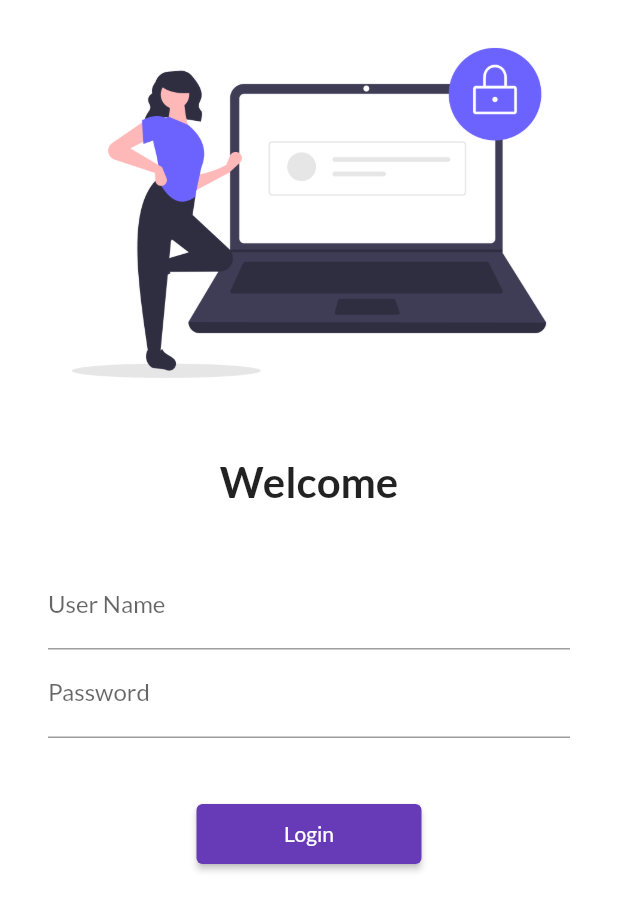
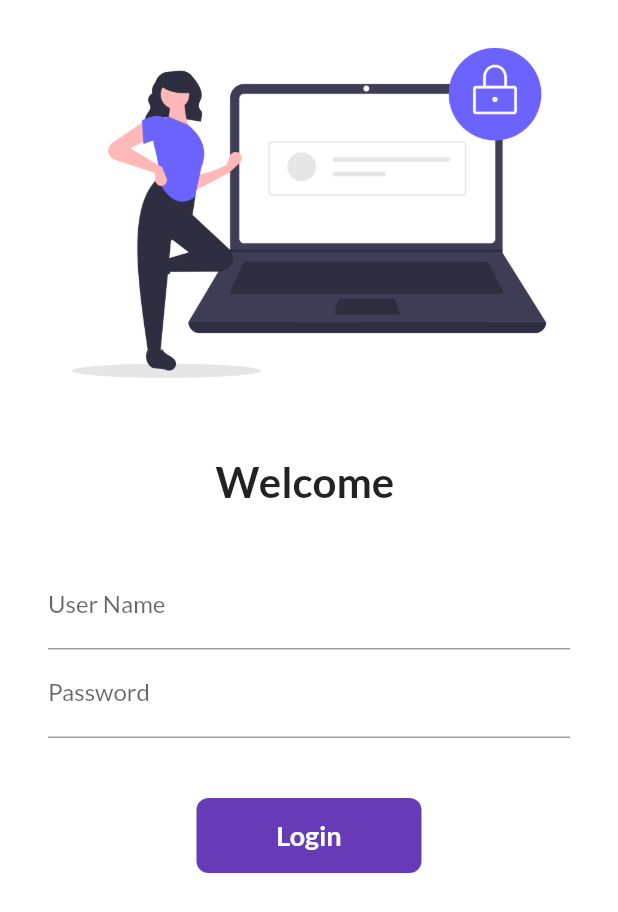
Before and after one commit to AkshayRanaGJ/flutterCatalog, a Flutter app: the screen it shows after launch, on a phone screen of 412 x 824 dp. Shown: the top 912 px of the screen. Run offline on Flutter 3.47's test engine with Material 2 defaults, Android fonts, the phone set to English and light mode, and no system bars; our stand-ins replace google_fonts.

Commit message:
Day06 Completed

```diff
--- a/lib/pages/login_page.dart
+++ b/lib/pages/login_page.dart
@@ -1,7 +1,14 @@
 import 'package:flutter/material.dart';
 import 'package:flutter_catelog/utils/routes.dart';
 
-class LoginPage extends StatelessWidget {
+class LoginPage extends StatefulWidget {
+  @override
+  _LoginPageState createState() => _LoginPageState();
+}
+
+class _LoginPageState extends State<LoginPage> {
+  String name = "";
+  bool changeButton = false;
   @override
   Widget build(BuildContext context) {
     return Material(
@@ -17,7 +24,7 @@ class LoginPage extends StatelessWidget {
               height: 20,
             ),
             Text(
-              "Welcome",
+              "Welcome $name",
               style: TextStyle(fontSize: 28, fontWeight: FontWeight.bold),
             ),
             SizedBox(
@@ -30,6 +37,11 @@ class LoginPage extends StatelessWidget {
                   TextFormField(
                     decoration: InputDecoration(
                         hintText: "Enter username", labelText: "User Name"),
+                    onChanged: (value) {
+                      setState(() {
+                        name = value;
+                      });
+                    },
                   ),
                   TextFormField(
                     decoration: InputDecoration(
@@ -39,13 +51,47 @@ class LoginPage extends StatelessWidget {
                   SizedBox(
                     height: 40,
                   ),
-                  ElevatedButton(
-                    onPressed: () {
+                  InkWell(
+                    onTap: () async {
+                      setState(() {
+                        changeButton = true;
+                      });
+                      await Future.delayed(Duration(seconds: 1));
                       Navigator.pushNamed(context, MyRoutes.homeRoute);
                     },
-                    child: Text("Login"),
-                    style: TextButton.styleFrom(minimumSize: Size(150, 40)),
-                  ),
+                    child: AnimatedContainer(
+                      duration: Duration(seconds: 1),
+                      child: changeButton
+                          ? Icon(
+                              Icons.done,
+                              color: Colors.white,
+                            )
+                          : Text(
+                              "Login",
+                              style: TextStyle(
+                                  color: Colors.white,
+                                  fontSize: 18,
+                                  fontWeight: FontWeight.bold),
+                            ),
+                      width: changeButton ? 50 : 150,
+                      height: 50,
+                      alignment: Alignment.center,
+                      decoration: BoxDecoration(
+                        color: Colors.deepPurple,
+                        // shape:
+                        //     changeButton ? BoxShape.circle : BoxShape.rectangle,
+                        borderRadius:
+                            BorderRadius.circular(changeButton ? 50 : 8),
+                      ),
+                    ),
+                  )
+                  // ElevatedButton(
+                  //   onPressed: () {
+                  //     Navigator.pushNamed(context, MyRoutes.homeRoute);
+                  //   },
+                  //   child: Text("Login"),
+                  //   style: TextButton.styleFrom(minimumSize: Size(150, 40)),
+                  // ),
                 ],
               ),
             ),
@@ -54,4 +100,10 @@ class LoginPage extends StatelessWidget {
       ),
     );
   }
+
+  // void updateText(String value) {
+  //   setState(() {
+  //     name = value;
+  //   });
+  // }
 }
```
